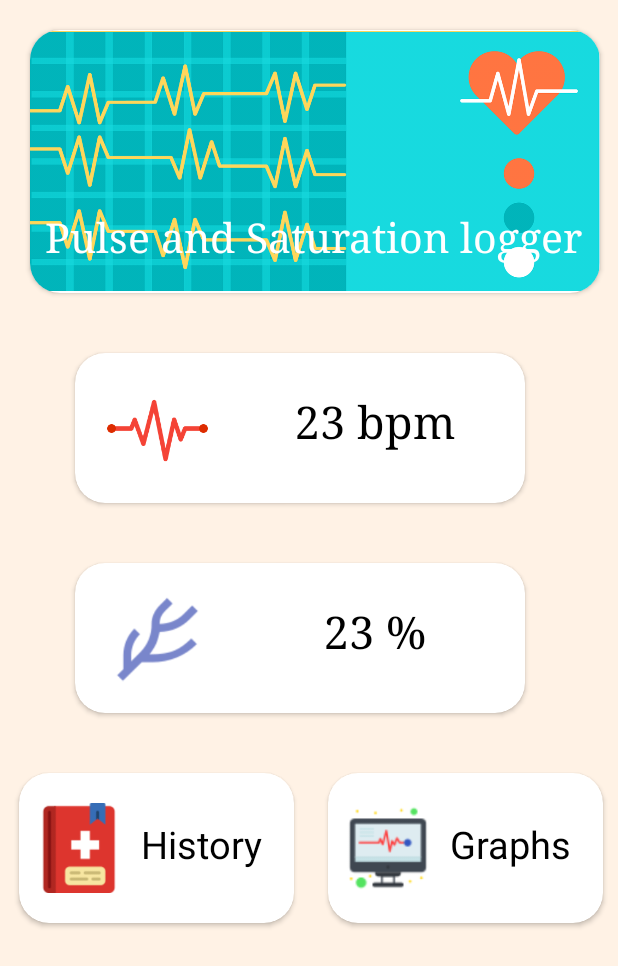
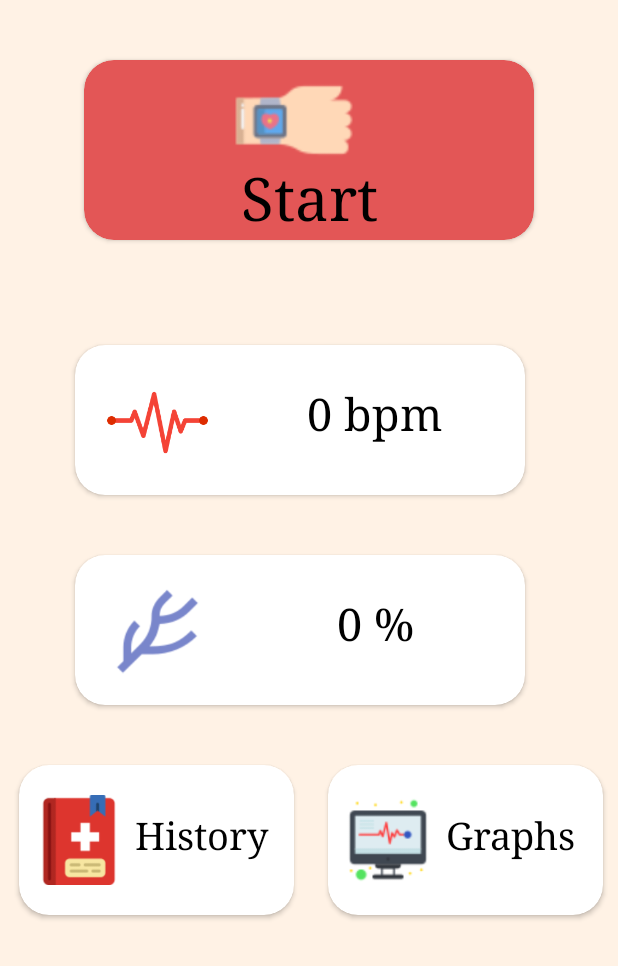
Before and after one commit to PiotrWesoly/Pulse_and_Saturation_logger, an Android app: the screen it shows after launch (MainScreen), after a tap on "Connect", on a phone screen of 412 x 824 dp. Shown: the top 966 px of the screen. Run offline under Robolectric (Android 15) with nearby library versions, the phone set to English and light mode, and no system bars; 6 statements that could not run were skipped.

Commit message:
Improved BT UI, receiving time of sample and calculating it
I improved the look of BluetoothSettings. Then worked with time samples. Right now we can read the time of every sample from history, but it is off by over 250 days (gotta fix that).

```diff
--- a/app/src/main/AndroidManifest.xml
+++ b/app/src/main/AndroidManifest.xml
@@ -10,7 +10,7 @@
         android:allowBackup="true"
         android:icon="@mipmap/ic_launcher"
         android:label="@string/app_name"
-        android:roundIcon="@mipmap/ic_launcher_round"
+        android:roundIcon="@drawable/medical_record_icon"
         android:supportsRtl="true"
         android:theme="@style/Theme.Thesis">
         <activity android:name=".History"></activity>
--- a/app/src/main/java/com/example/thesis/MainScreen.java
+++ b/app/src/main/java/com/example/thesis/MainScreen.java
@@ -20,7 +20,10 @@ import androidx.cardview.widget.CardView;
 
 import java.io.IOException;
 import java.io.InputStream;
+import java.text.SimpleDateFormat;
 import java.util.ArrayList;
+import java.util.Calendar;
+import java.util.Date;
 import java.util.List;
 import java.util.UUID;
 
@@ -34,14 +37,18 @@ public class MainScreen extends Activity {
     private boolean mIsBluetoothConnected = false;
     private BluetoothDevice mDevice;
 
+    private static final byte CURRENT_READING_MSG = 1;
+    private static final byte HISTORY_MSG = 2;
+
     public static List<Reading> readingsBuffer = new ArrayList<>();
     Reading object;
 
-    CardView history, graphs;
+    CardView history, graphs, startBtn;
     private ProgressDialog progressDialog;
-    TextView mTextView, mTextView1;
-    public String strInput, strInput2;
-    public String x;
+    TextView mTextView, mTextView1, startText;
+    public String strInput, strInput2, x;
+    public static boolean start = false;
+    int type =0;
 
     @SuppressLint("SourceLockedOrientationActivity")
     @Override
@@ -53,14 +60,20 @@ public class MainScreen extends Activity {
         ActivityHelper.initialize(this);
         mTextView = findViewById(R.id.bpm);
         mTextView1 = findViewById(R.id.spo2);
+        startText = findViewById(R.id.startText);
         history = (CardView) findViewById(R.id.history);
         graphs = (CardView) findViewById(R.id.graph);
+        startBtn = (CardView) findViewById(R.id.start);
 
         Intent intent = getIntent();
         Bundle b = intent.getExtras();
         mDevice = b.getParcelable(BluetoothSettings.DEVICE_EXTRA);
         mDeviceUUID = UUID.fromString(b.getString(BluetoothSettings.DEVICE_UUID));
         mMaxChars = b.getInt(BluetoothSettings.BUFFER_SIZE);
+
+        if(start == false){
+            startText.setText("Start");
+        }else startText.setText("Stop");
 
         history.setOnClickListener(new View.OnClickListener() {
             @Override
@@ -75,6 +88,23 @@ public class MainScreen extends Activity {
             public void onClick(View v) {
                 Intent intent = new Intent(MainScreen.this, History.class);
                 startActivity(intent);
+            }
+        });
+
+        startBtn.setOnClickListener(new View.OnClickListener() {
+            @Override
+            public void onClick(View v) {
+                if(start == false){
+                    startText.setText("Start");
+                }else startText.setText("Stop");
+                start = true;
+                String text = "1";
+                try {
+                    mBTSocket.getOutputStream().write(text.getBytes());
+                } catch (IOException e) {
+                    e.printStackTrace();
+                }
+
             }
         });
 
@@ -105,10 +135,10 @@ public class MainScreen extends Activity {
                     if (inputStream.available() > 0) {
                         inputStream.read(buffer);
                         int i = 0;
-                        for (i = 0; i < buffer.length && buffer[i] != 0; i=i+6) {
-                            object = new Reading(Byte.toUnsignedInt(buffer[i]), Byte.toUnsignedInt(buffer[i+1]), (((0xFF & buffer[i+2]) << 24) | ((0xFF & buffer[i+3]) << 16) |
-                                    ((0xFF & buffer[i+4]) << 8) | (0xFF & buffer[i+5])));
+                        for (i = 0; i < buffer.length && buffer[i] != 0; i=i+7) {
+                            object = new Reading(Byte.toUnsignedInt(buffer[i]), Byte.toUnsignedInt(buffer[i+1]), (((0xFF & buffer[i+2]) << 24) | ((0xFF & buffer[i+3]) << 16) | ((0xFF & buffer[i+4]) << 8) | (0xFF & buffer[i+5])));
                             readingsBuffer.add(object);
+                            type = buffer[i+6];
                         }
                         strInput = new String(String.valueOf(Byte.toUnsignedInt(buffer[0]))+" bpm");
                         strInput2 = new String(String.valueOf(Byte.toUnsignedInt(buffer[1]))+" %");
@@ -118,22 +148,18 @@ public class MainScreen extends Activity {
                         runOnUiThread(new Runnable() {
                             @Override
                             public void run() {
-                                mTextView.setText(strInput);
-                                mTextView1.setText(strInput2);
-//                                for(int i=0; i<readingsBuffer.size(); i++)
-//                                {
-//                                    Log.d(TAG, "run: i= "+String.valueOf(i) + "value=" + String.valueOf(readingsBuffer.get(i).getHeartRate()));
-//                                }
+                                if(type == CURRENT_READING_MSG) {
+                                    mTextView.setText(strInput);
+                                    mTextView1.setText(strInput2);
+                                }
                             }
                         });
                     }
                     Thread.sleep(500);
                 }
             } catch (IOException e) {
-// TODO Auto-generated catch block
                 e.printStackTrace();
             } catch (InterruptedException e) {
-// TODO Auto-generated catch block
                 e.printStackTrace();
             }
         }
@@ -157,7 +183,6 @@ public class MainScreen extends Activity {
             try {
                 mBTSocket.close();
             } catch (IOException e) {
-// TODO Auto-generated catch block
                 e.printStackTrace();
             }
             return null;
@@ -241,7 +266,6 @@ public class MainScreen extends Activity {
     }
     @Override
     protected void onDestroy() {
-        // TODO Auto-generated method stub
         super.onDestroy();
     }
 }
--- a/app/src/main/res/layout/activity_bluetooth_settings.xml
+++ b/app/src/main/res/layout/activity_bluetooth_settings.xml
@@ -75,6 +75,7 @@
             android:id="@+id/ListView"
             android:layout_gravity="center_vertical"
             android:layout_width="match_parent"
+            android:divider="@null"
             android:layout_height="400dp">
         </ListView>
         <LinearLayout
--- a/app/src/main/res/layout/activity_main_screen.xml
+++ b/app/src/main/res/layout/activity_main_screen.xml
@@ -10,56 +10,39 @@
     android:keepScreenOn="true">
 
     <androidx.cardview.widget.CardView
-        android:layout_width="380dp"
-        android:layout_height="175dp"
-        app:cardCornerRadius="20dp"
-        android:layout_margin="20dp">
+        android:id="@+id/start"
+        android:layout_width="300dp"
+        android:layout_height="120dp"
+        android:layout_gravity="center"
+        android:layout_marginHorizontal="80dp"
+        android:layout_marginTop="40dp"
+        android:layout_marginBottom="50dp"
+        app:cardBackgroundColor="#E35656"
+        app:cardCornerRadius="20dp">
 
         <RelativeLayout
             android:layout_width="match_parent"
-            android:layout_height="match_parent"
-            android:layout_marginTop="0dp">
+            android:layout_height="131dp">
 
             <ImageView
-                android:layout_width="match_parent"
-                android:layout_height="match_parent"
+                android:layout_width="80dp"
+                android:layout_height="80dp"
+                android:layout_marginLeft="60dp"
+                android:layout_marginHorizontal="100dp"
                 android:layout_marginTop="0dp"
-                android:src="@drawable/health_monitor_icon"
-                android:scaleType="centerInside"
-                />
-
-            <ImageView
-                android:id="@+id/imageView2"
-                android:layout_width="match_parent"
-                android:layout_height="match_parent"
-                android:layout_marginStart="0dp"
-                android:layout_marginTop="0dp"
-                android:layout_marginEnd="0dp"
-                android:layout_marginBottom="0dp"
-                android:alpha="0.8"
-                app:layout_constraintBottom_toBottomOf="parent"
-                app:layout_constraintEnd_toEndOf="parent"
-                app:layout_constraintStart_toStartOf="parent"
-                app:layout_constraintTop_toTopOf="parent"
-                app:srcCompat="@drawable/grad" />
+                android:src="@drawable/watch_icon2" />
 
             <TextView
-                android:layout_width="wrap_content"
-                android:layout_height="wrap_content"
-                android:layout_marginLeft="10dp"
-                android:layout_marginTop="120dp"
-                android:layout_marginBottom="0dp"
+                android:id="@+id/startText"
+                android:layout_width="match_parent"
+                android:layout_height="50dp"
+                android:layout_marginLeft="0dp"
+                android:layout_marginTop="65dp"
+                android:text="Start "
                 android:fontFamily="serif"
-                android:text="Pulse and Saturation logger"
-                android:textColor="@color/white"
-                android:textSize="27dp" />
-
-            <ImageView
-                android:layout_width="300dp"
-                android:layout_height="4dp"
-                android:layout_marginLeft="20dp"
-                android:layout_marginTop="160dp"
-                app:srcCompat="@drawable/gradient_line" />
+                android:textAlignment="center"
+                android:textColor="@color/black"
+                android:textSize="40dp" />
         </RelativeLayout>
     </androidx.cardview.widget.CardView>
 
@@ -104,7 +87,7 @@
                     android:fontFamily="serif"
                     android:textColor="@color/black"
                     android:textSize="30dp"
-                    android:text="23 bpm"/>
+                    android:text="0 bpm"/>
             </RelativeLayout>
         </androidx.cardview.widget.CardView>
 
@@ -145,10 +128,9 @@
                     android:fontFamily="serif"
                     android:textColor="@color/black"
                     android:textSize="30dp"
-                    android:text="23 %"/>
+                    android:text="0 %"/>
             </RelativeLayout>
         </androidx.cardview.widget.CardView>
-
     </LinearLayout>
 
     <LinearLayout
@@ -183,6 +165,7 @@
                     android:layout_marginLeft="60dp"
                     android:layout_marginTop="30dp"
                     android:textAlignment="center"
+                    android:fontFamily="serif"
                     android:textColor="@color/black"
                     android:textSize="25dp"
                     android:text="History"/>
@@ -216,6 +199,7 @@
                     android:layout_marginTop="30dp"
                     android:textAlignment="center"
                     android:textColor="@color/black"
+                    android:fontFamily="serif"
                     android:textSize="25dp"
                     android:text="Graphs"/>
             </RelativeLayout>
--- a/app/src/main/res/values/strings.xml
+++ b/app/src/main/res/values/strings.xml
@@ -1,5 +1,5 @@
 <resources>
-    <string name="app_name">Thesis</string>
+    <string name="app_name">Pusle and Saturation logger</string>
     <string name="tab_text_1">Tab 1</string>
     <string name="tab_text_2">Tab 2</string>
 </resources>
```
Also changed, not shown: app/src/main/java/com/example/thesis/BluetoothSettings.java (+10 -2 lines), app/src/main/java/com/example/thesis/Reading.java (+27 -10 lines), app/src/main/res/layout/list_item.xml (+51 -10 lines), app/src/main/res/drawable-v24/bluetooth_icon.png (added), app/src/main/res/drawable-v24/watch_icon.png (added), app/src/main/res/drawable-v24/watch_icon2.png (added).
